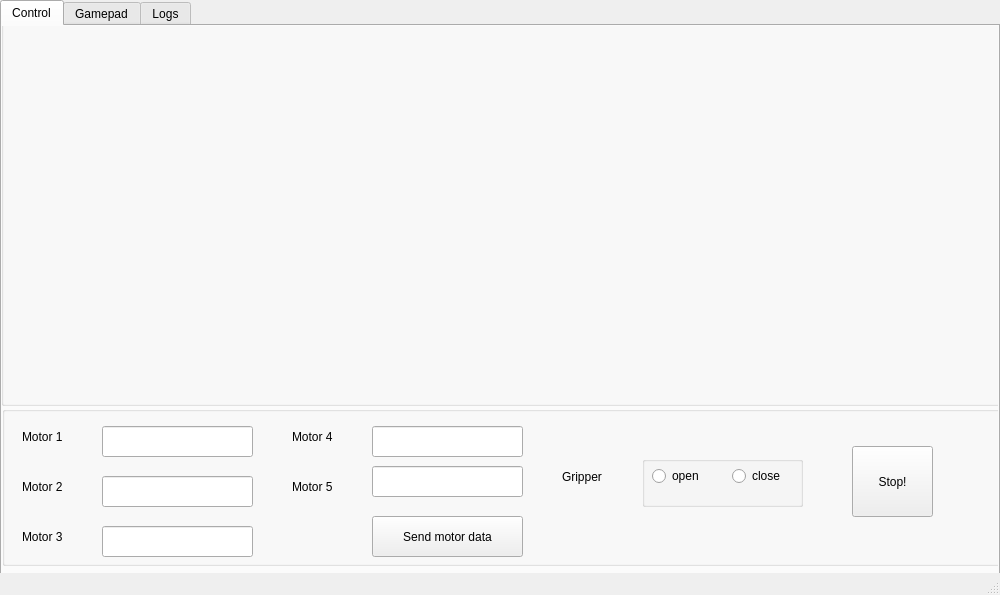
The window that src/MainWindow.ui (sq8vps/haller-control) describes before a commit, drawn with Qt 5.
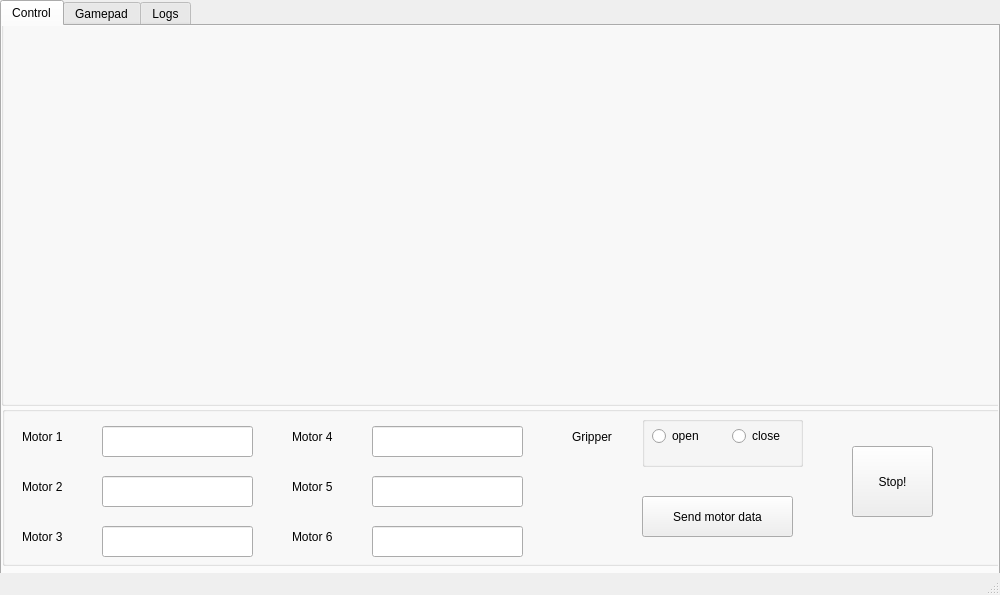
The same window after the commit. The open tabs and pages were chosen to show the change.

Commit message: Add 6th motor

What changed in the file:
```diff
--- a/src/MainWindow.ui
+++ b/src/MainWindow.ui
@@ -143,8 +143,8 @@
       <widget class="QLabel" name="label_6">
        <property name="geometry">
         <rect>
-         <x>560</x>
-         <y>60</y>
+         <x>570</x>
+         <y>20</y>
          <width>81</width>
          <height>21</height>
         </rect>
@@ -157,7 +157,7 @@
        <property name="geometry">
         <rect>
          <x>370</x>
-         <y>60</y>
+         <y>70</y>
          <width>151</width>
          <height>31</height>
         </rect>
@@ -221,8 +221,8 @@
       <widget class="QPushButton" name="sendMotorDataButton">
        <property name="geometry">
         <rect>
-         <x>370</x>
-         <y>110</y>
+         <x>640</x>
+         <y>90</y>
          <width>151</width>
          <height>41</height>
         </rect>
@@ -235,7 +235,7 @@
        <property name="geometry">
         <rect>
          <x>640</x>
-         <y>50</y>
+         <y>10</y>
          <width>161</width>
          <height>51</height>
         </rect>
@@ -280,6 +280,32 @@
         <string>Stop!</string>
        </property>
       </widget>
+      <widget class="QLabel" name="label_7">
+       <property name="geometry">
+        <rect>
+         <x>290</x>
+         <y>120</y>
+         <width>81</width>
+         <height>21</height>
+        </rect>
+       </property>
+       <property name="text">
+        <string>Motor 6</string>
+       </property>
+      </widget>
+      <widget class="QLineEdit" name="motor6">
+       <property name="geometry">
+        <rect>
+         <x>370</x>
+         <y>120</y>
+         <width>151</width>
+         <height>31</height>
+        </rect>
+       </property>
+       <property name="maxLength">
+        <number>10</number>
+       </property>
+      </widget>
      </widget>
     </widget>
     <widget class="QWidget" name="gamePadTab">
```
Left out of the diff: 4 changed lines with no effect on the pictures. The commit also changes 6 other files.
